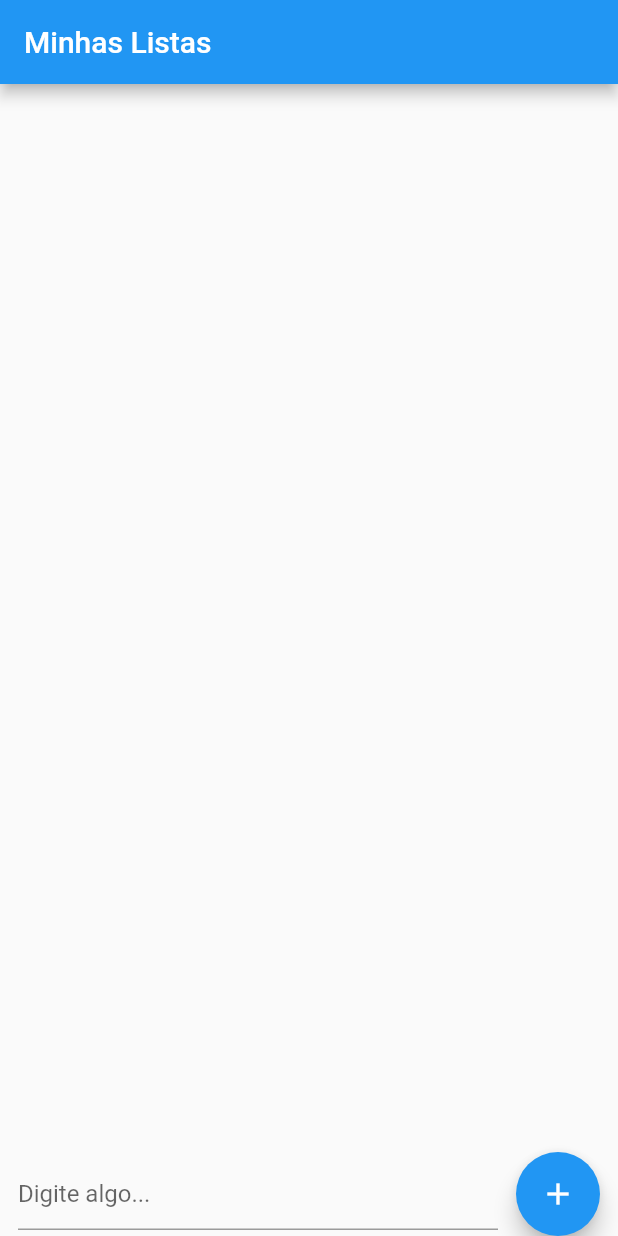
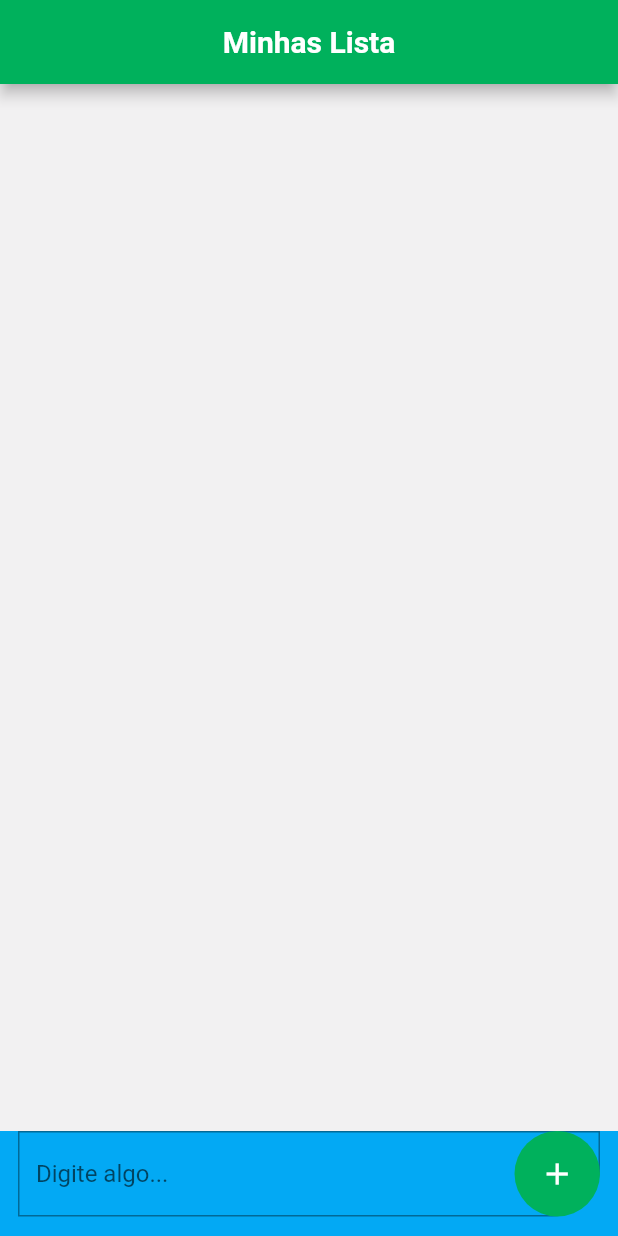
Before and after one commit to leocs000/appListaDeCompras, a Flutter app: the screen it shows after launch, on a phone screen of 412 x 824 dp. Run offline on Flutter 3.47's test engine with Material 2 defaults, Android fonts, the light colour scheme and no system bars.

Commit message:
modificando cores e input principal

```diff
--- a/lib/main.dart
+++ b/lib/main.dart
@@ -130,9 +130,7 @@ class TodoList extends StatefulWidget {
   _TextFieldWithButton createState() => _TextFieldWithButton();
 }
 
-
 class _TextFieldWithButton extends State<TodoList> {
-
   List<TodoItem> _todoList = [];
 
   TextEditingController _textFieldController = TextEditingController();
@@ -159,25 +157,31 @@ class _TextFieldWithButton extends State<TodoList> {
 
   @override
   Widget build(BuildContext context) {
-    int i=0;
+    int i = 0;
     return Scaffold(
         appBar: AppBar(
-        title: Text('Minhas Listas'),
+          backgroundColor: Color(0xFF00B15C),
+          centerTitle: true,
+          title: Text(
+            'Minhas Lista',
+            style: TextStyle(fontWeight: FontWeight.bold),
           ),
-      body: Column(
-
+        ),
+        body: Container(
+          //padding: EdgeInsets.symmetric(vertical: 10.0,horizontal: 10.0),
+          color: Color(0xfff2f1f2),
+          child: Column(
             children: [
               Expanded(
                 child: ListView.builder(
                   itemCount: _todoList.length,
                   itemBuilder: (context, index) {
                     return GestureDetector(
-
                       onTap: navigateToNewPage,
                       child: Card(
                         child: Padding(
-                        padding:
-                        EdgeInsets.symmetric(vertical: 8.0, horizontal: 16.0),
+                          padding: EdgeInsets.symmetric(
+                              vertical: 8.0, horizontal: 16.0),
                           child: Row(
                             mainAxisAlignment: MainAxisAlignment.spaceBetween,
                             children: [
@@ -189,7 +193,9 @@ class _TextFieldWithButton extends State<TodoList> {
                                       : null,
                                 ),
                               ),
-                            SizedBox(height: 50,)
+                              SizedBox(
+                                height: 50,
+                              )
                             ],
                           ),
                         ),
@@ -197,39 +203,57 @@ class _TextFieldWithButton extends State<TodoList> {
                     );
                   },
                 ),
-
               ),
               Container(
-            padding: EdgeInsets.symmetric(horizontal: 12.0),
-            color: Color(0xfffafafa),
-            child: Row(
+                height: 70,
+
+                color: Colors.red,//Color(0xfff2f1f2),
+                child:  Row(
                 children: [
                   Expanded(
+                    child: Container(
+                      height: 100,
+                      color: Colors.lightBlue,
                       child: Padding(
-                    padding: EdgeInsets.only(right: 12.0),
+                        padding: EdgeInsets.symmetric(horizontal: 12.0),
                         child: TextField(
                           controller: _textFieldController,
                           decoration: InputDecoration(
+                            contentPadding: EdgeInsets.symmetric( horizontal: 12.0),
+                            border: OutlineInputBorder(borderRadius: BorderRadius.only(bottomRight: Radius.circular(32))),
                             hintText: 'Digite algo...',
+
+                            suffixIcon: Container(
+                              height: 57,
+                              width: 57,
+                              child: IconButton(
+                                icon: Icon(
+                                    Icons.add,
+                                    color: Color(0xFFFFFFFF),
                                 ),
-                    ),
-                  ),
-                ),
-                FloatingActionButton(
                                 onPressed: () {
                                   // Função do botão
                                   String text = _textFieldController.text;
                                   // Faça algo com o texto digitado
                                   _addTodoItem(text);
                                 },
-                  child: Icon(Icons.add),
+                              ),
+                              decoration: BoxDecoration(
+                                shape: BoxShape.circle,
+                                color: Color(0xFF00B15C),
+                              ),
+                            )
+                          ),
+                        ),
+                      ),
+                    ),
                   ),
                 ],
                 ),
               ),
             ],
           ),
-
+        )
     );
   }
 }
--- a/lib/toDoListScreen.dart
+++ b/lib/toDoListScreen.dart
@@ -50,7 +50,15 @@ class _ToDoListScreenState extends State<ToDoListScreen> {
   Widget build(BuildContext context) {
     return Scaffold(
       appBar: AppBar(
-        title: Text('To-Do List'),
+        backgroundColor: Color(0xFF00B15C),
+        centerTitle: true,
+        title: Text(
+            'Minhas Lista',
+            style: TextStyle(
+                fontWeight: FontWeight.bold
+            ),
+
+        ),
       ),
       body: ListView.builder(
         itemCount: _tasks.length,
```
Also changed, not shown: pubspec.lock, 1 other file. Lines whose indentation alone changed are shown as unchanged.
